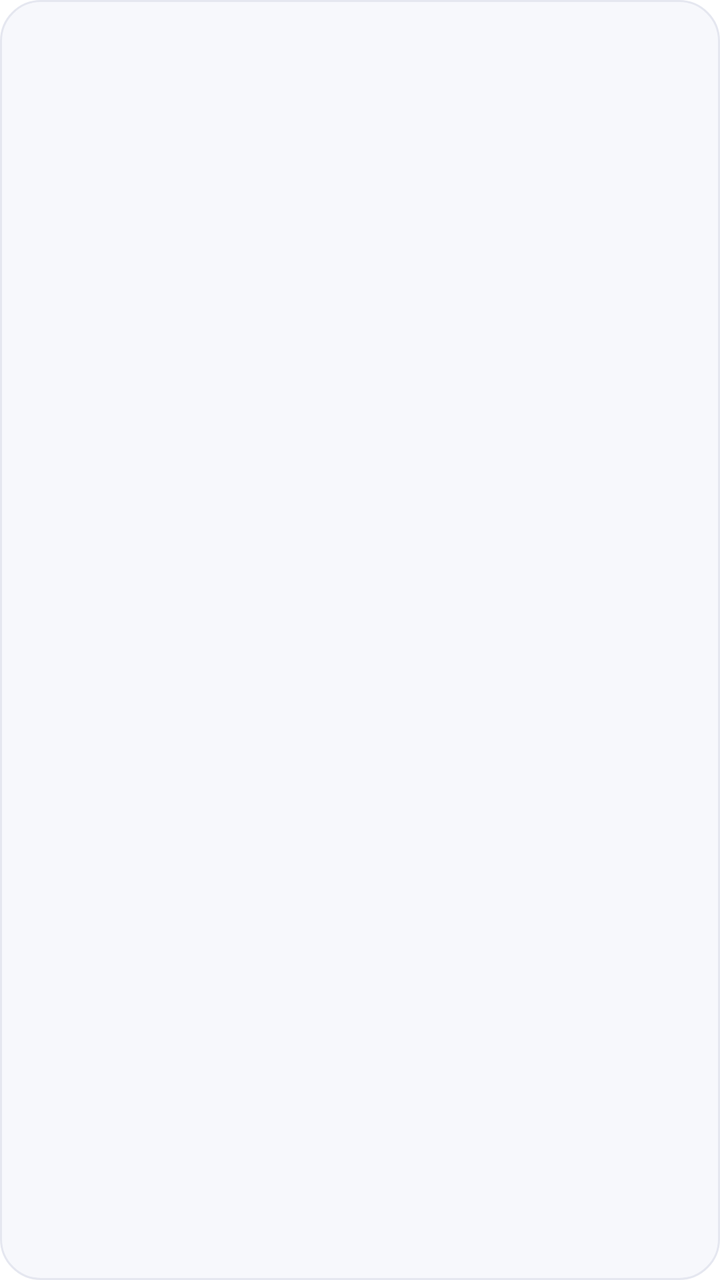
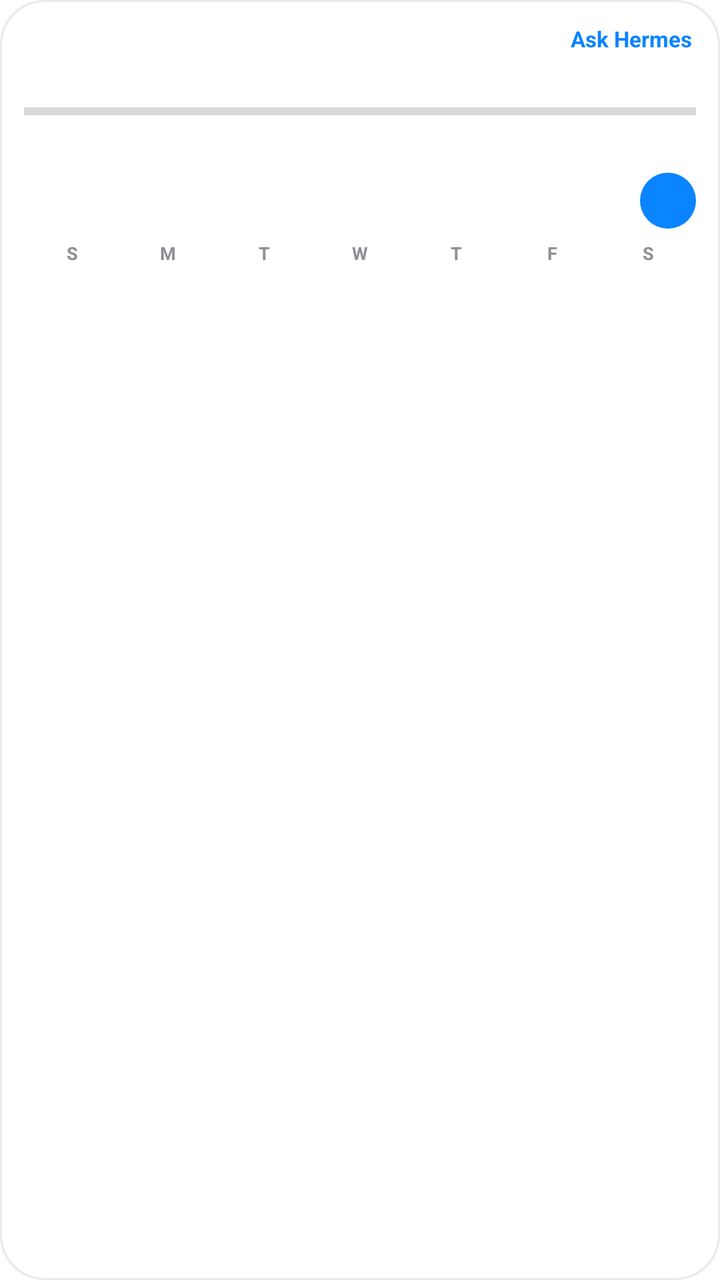

Compare the two renders of this Android layout. The source of the first and the diff that turns it into the second are given below.
<!-- AndroidManifest.xml: fallback theme Theme.MaterialComponents.DayNight.NoActionBar -->
<!-- res/layout/widget_today.xml -->
<?xml version="1.0" encoding="utf-8"?>
<LinearLayout xmlns:android="http://schemas.android.com/apk/res/android"
    xmlns:tools="http://schemas.android.com/tools"
    android:id="@+id/widget_root"
    android:layout_width="match_parent"
    android:layout_height="match_parent"
    android:orientation="vertical"
    android:background="@drawable/widget_bg"
    android:padding="14dp">

    <TextView
        android:id="@+id/widget_badge"
        android:layout_width="wrap_content"
        android:layout_height="wrap_content"
        android:textSize="9sp"
        android:letterSpacing="0.12"
        android:textStyle="bold"
        android:textColor="#6366F1"
        android:maxLines="1"
        tools:ignore="SmallSp" />

    <TextView
        android:id="@+id/widget_primary"
        android:layout_width="match_parent"
        android:layout_height="wrap_content"
        android:layout_marginTop="3dp"
        android:textSize="15sp"
        android:textStyle="bold"
        android:textColor="#1C1C1E"
        android:maxLines="3"
        android:ellipsize="end" />

    <TextView
        android:id="@+id/widget_secondary"
        android:layout_width="match_parent"
        android:layout_height="wrap_content"
        android:layout_marginTop="4dp"
        android:textSize="11sp"
        android:textColor="#6B7280"
        android:maxLines="2"
        android:ellipsize="end" />
</LinearLayout>
<!-- resources referenced by this layout -->
<resources>
  <!-- drawable widget_bg (drawable) -->
  <?xml version="1.0" encoding="utf-8"?>
  <shape xmlns:android="http://schemas.android.com/apk/res/android"
      android:shape="rectangle">
      <solid android:color="#F7F8FC" />
      <corners android:radius="20dp" />
      <stroke android:width="1dp" android:color="#E5E7F0" />
  </shape>
</resources>

<!-- the commit's change to res/layout/widget_today.xml (unified diff, before → after) -->
@@ -6,37 +6,623 @@
     android:layout_height="match_parent"
     android:orientation="vertical"
     android:background="@drawable/widget_bg"
-    android:padding="14dp">
-
-    <TextView
-        android:id="@+id/widget_badge"
-        android:layout_width="wrap_content"
-        android:layout_height="wrap_content"
-        android:textSize="9sp"
-        android:letterSpacing="0.12"
-        android:textStyle="bold"
-        android:textColor="#6366F1"
-        android:maxLines="1"
-        tools:ignore="SmallSp" />
+    android:padding="12dp">
+
+    <LinearLayout
+        android:layout_width="match_parent"
+        android:layout_height="wrap_content"
+        android:orientation="horizontal"
+        android:gravity="center_vertical">
+
+        <TextView
+            android:id="@+id/widget_badge"
+            android:layout_width="0dp"
+            android:layout_height="wrap_content"
+            android:layout_weight="1"
+            android:textSize="9sp"
+            android:letterSpacing="0.14"
+            android:textStyle="bold"
+            android:textColor="#8E8E93"
+            android:maxLines="1"
+            tools:ignore="SmallSp" />
+
+        <TextView
+            android:id="@+id/widget_ask"
+            android:layout_width="wrap_content"
+            android:layout_height="wrap_content"
+            android:text="@string/widget_ask"
+            android:textSize="11sp"
+            android:textStyle="bold"
+            android:textColor="#0A84FF"
+            android:paddingStart="8dp"
+            android:paddingEnd="2dp" />
+    </LinearLayout>
 
     <TextView
         android:id="@+id/widget_primary"
         android:layout_width="match_parent"
         android:layout_height="wrap_content"
-        android:layout_marginTop="3dp"
-        android:textSize="15sp"
+        android:layout_marginTop="2dp"
+        android:textSize="14sp"
         android:textStyle="bold"
         android:textColor="#1C1C1E"
-        android:maxLines="3"
+        android:maxLines="2"
         android:ellipsize="end" />
+
+    <ProgressBar
+        android:id="@+id/widget_progress"
+        style="?android:attr/progressBarStyleHorizontal"
+        android:layout_width="match_parent"
+        android:layout_height="4dp"
+        android:layout_marginTop="6dp"
+        android:max="100"
+        android:progress="0" />
+
+    <TextView
+        android:id="@+id/widget_empty"
+        android:layout_width="match_parent"
+        android:layout_height="wrap_content"
+        android:layout_marginTop="8dp"
+        android:textSize="12sp"
+        android:textColor="#8E8E93"
+        android:visibility="gone" />
 
     <TextView
         android:id="@+id/widget_secondary"
         android:layout_width="match_parent"
         android:layout_height="wrap_content"
-        android:layout_marginTop="4dp"
+        android:layout_marginTop="6dp"
         android:textSize="11sp"
-        android:textColor="#6B7280"
+        android:textColor="#8E8E93"
         android:maxLines="2"
         android:ellipsize="end" />
+
+    <LinearLayout
+        android:layout_width="match_parent"
+        android:layout_height="wrap_content"
+        android:layout_marginTop="8dp"
+        android:orientation="horizontal"
+        android:gravity="center_vertical">
+
+        <TextView
+            android:id="@+id/cal_title"
+            android:layout_width="0dp"
+            android:layout_height="wrap_content"
+            android:layout_weight="1"
+            android:textSize="13sp"
+            android:textStyle="bold"
+            android:textColor="#1C1C1E" />
+
+        <TextView
+            android:id="@+id/cal_today"
+            android:layout_width="28dp"
+            android:layout_height="28dp"
+            android:gravity="center"
+            android:textSize="12sp"
+            android:textStyle="bold"
+            android:textColor="#FFFFFF"
+            android:background="@drawable/widget_today_pill" />
+    </LinearLayout>
+
+    <LinearLayout
+        android:layout_width="match_parent"
+        android:layout_height="wrap_content"
+        android:layout_marginTop="6dp"
+        android:orientation="horizontal">
+        <TextView
+            android:layout_width="0dp"
+            android:layout_height="wrap_content"
+            android:layout_weight="1"
+            android:gravity="center"
+            android:text="S"
+            android:textSize="9sp"
+            android:textStyle="bold"
+            android:textColor="#8E8E93" />
+        <TextView
+            android:layout_width="0dp"
+            android:layout_height="wrap_content"
+            android:layout_weight="1"
+            android:gravity="center"
+            android:text="M"
+            android:textSize="9sp"
+            android:textStyle="bold"
+            android:textColor="#8E8E93" />
+        <TextView
+            android:layout_width="0dp"
+            android:layout_height="wrap_content"
+            android:layout_weight="1"
+            android:gravity="center"
+            android:text="T"
+            android:textSize="9sp"
+            android:textStyle="bold"
+            android:textColor="#8E8E93" />
+        <TextView
+            android:layout_width="0dp"
+            android:layout_height="wrap_content"
+            android:layout_weight="1"
+            android:gravity="center"
+            android:text="W"
+            android:textSize="9sp"
+            android:textStyle="bold"
+            android:textColor="#8E8E93" />
+        <TextView
+            android:layout_width="0dp"
+            android:layout_height="wrap_content"
+            android:layout_weight="1"
+            android:gravity="center"
+            android:text="T"
+            android:textSize="9sp"
+            android:textStyle="bold"
+            android:textColor="#8E8E93" />
+        <TextView
+            android:layout_width="0dp"
+            android:layout_height="wrap_content"
+            android:layout_weight="1"
+            android:gravity="center"
+            android:text="F"
+            android:textSize="9sp"
+            android:textStyle="bold"
+            android:textColor="#8E8E93" />
+        <TextView
+            android:layout_width="0dp"
+            android:layout_height="wrap_content"
+            android:layout_weight="1"
+            android:gravity="center"
+            android:text="S"
+            android:textSize="9sp"
+            android:textStyle="bold"
+            android:textColor="#8E8E93" />
+    </LinearLayout>
+
+    <LinearLayout
+        android:layout_width="match_parent"
+        android:layout_height="wrap_content"
+        android:orientation="horizontal">
+            <TextView
+                android:id="@+id/d0"
+                android:layout_width="0dp"
+                android:layout_height="wrap_content"
+                android:layout_weight="1"
+                android:gravity="center"
+                android:textSize="11sp"
+                android:textColor="#1C1C1E"
+                android:paddingTop="3dp"
+                android:paddingBottom="3dp" />
+            <TextView
+                android:id="@+id/d1"
+                android:layout_width="0dp"
+                android:layout_height="wrap_content"
+                android:layout_weight="1"
+                android:gravity="center"
+                android:textSize="11sp"
+                android:textColor="#1C1C1E"
+                android:paddingTop="3dp"
+                android:paddingBottom="3dp" />
+            <TextView
+                android:id="@+id/d2"
+                android:layout_width="0dp"
+                android:layout_height="wrap_content"
+                android:layout_weight="1"
+                android:gravity="center"
+                android:textSize="11sp"
+                android:textColor="#1C1C1E"
+                android:paddingTop="3dp"
+                android:paddingBottom="3dp" />
+            <TextView
+                android:id="@+id/d3"
+                android:layout_width="0dp"
+                android:layout_height="wrap_content"
+                android:layout_weight="1"
+                android:gravity="center"
+                android:textSize="11sp"
+                android:textColor="#1C1C1E"
+                android:paddingTop="3dp"
+                android:paddingBottom="3dp" />
+            <TextView
+                android:id="@+id/d4"
+                android:layout_width="0dp"
+                android:layout_height="wrap_content"
+                android:layout_weight="1"
+                android:gravity="center"
+                android:textSize="11sp"
+                android:textColor="#1C1C1E"
+                android:paddingTop="3dp"
+                android:paddingBottom="3dp" />
+            <TextView
+                android:id="@+id/d5"
+                android:layout_width="0dp"
+                android:layout_height="wrap_content"
+                android:layout_weight="1"
+                android:gravity="center"
+                android:textSize="11sp"
+                android:textColor="#1C1C1E"
+                android:paddingTop="3dp"
+                android:paddingBottom="3dp" />
+            <TextView
+                android:id="@+id/d6"
+                android:layout_width="0dp"
+                android:layout_height="wrap_content"
+                android:layout_weight="1"
+                android:gravity="center"
+                android:textSize="11sp"
+                android:textColor="#1C1C1E"
+                android:paddingTop="3dp"
+                android:paddingBottom="3dp" />
+    </LinearLayout>
+    <LinearLayout
+        android:layout_width="match_parent"
+        android:layout_height="wrap_content"
+        android:orientation="horizontal">
+            <TextView
+                android:id="@+id/d7"
+                android:layout_width="0dp"
+                android:layout_height="wrap_content"
+                android:layout_weight="1"
+                android:gravity="center"
+                android:textSize="11sp"
+                android:textColor="#1C1C1E"
+                android:paddingTop="3dp"
+                android:paddingBottom="3dp" />
+            <TextView
+                android:id="@+id/d8"
+                android:layout_width="0dp"
+                android:layout_height="wrap_content"
+                android:layout_weight="1"
+                android:gravity="center"
+                android:textSize="11sp"
+                android:textColor="#1C1C1E"
+                android:paddingTop="3dp"
+                android:paddingBottom="3dp" />
+            <TextView
+                android:id="@+id/d9"
+                android:layout_width="0dp"
+                android:layout_height="wrap_content"
+                android:layout_weight="1"
+                android:gravity="center"
+                android:textSize="11sp"
+                android:textColor="#1C1C1E"
+                android:paddingTop="3dp"
+                android:paddingBottom="3dp" />
+            <TextView
+                android:id="@+id/d10"
+                android:layout_width="0dp"
+                android:layout_height="wrap_content"
+                android:layout_weight="1"
+                android:gravity="center"
+                android:textSize="11sp"
+                android:textColor="#1C1C1E"
+                android:paddingTop="3dp"
+                android:paddingBottom="3dp" />
+            <TextView
+                android:id="@+id/d11"
+                android:layout_width="0dp"
+                android:layout_height="wrap_content"
+                android:layout_weight="1"
+                android:gravity="center"
+                android:textSize="11sp"
+                android:textColor="#1C1C1E"
+                android:paddingTop="3dp"
+                android:paddingBottom="3dp" />
+            <TextView
+                android:id="@+id/d12"
+                android:layout_width="0dp"
+                android:layout_height="wrap_content"
+                android:layout_weight="1"
+                android:gravity="center"
+                android:textSize="11sp"
+                android:textColor="#1C1C1E"
+                android:paddingTop="3dp"
+                android:paddingBottom="3dp" />
+            <TextView
+                android:id="@+id/d13"
+                android:layout_width="0dp"
+                android:layout_height="wrap_content"
+                android:layout_weight="1"
+                android:gravity="center"
+                android:textSize="11sp"
+                android:textColor="#1C1C1E"
+                android:paddingTop="3dp"
+                android:paddingBottom="3dp" />
+    </LinearLayout>
+    <LinearLayout
+        android:layout_width="match_parent"
+        android:layout_height="wrap_content"
+        android:orientation="horizontal">
+            <TextView
+                android:id="@+id/d14"
+                android:layout_width="0dp"
+                android:layout_height="wrap_content"
+                android:layout_weight="1"
+                android:gravity="center"
+                android:textSize="11sp"
+                android:textColor="#1C1C1E"
+                android:paddingTop="3dp"
+                android:paddingBottom="3dp" />
+            <TextView
+                android:id="@+id/d15"
+                android:layout_width="0dp"
+                android:layout_height="wrap_content"
+                android:layout_weight="1"
+                android:gravity="center"
+                android:textSize="11sp"
+                android:textColor="#1C1C1E"
+                android:paddingTop="3dp"
+                android:paddingBottom="3dp" />
+            <TextView
+                android:id="@+id/d16"
+                android:layout_width="0dp"
+                android:layout_height="wrap_content"
+                android:layout_weight="1"
+                android:gravity="center"
+                android:textSize="11sp"
+                android:textColor="#1C1C1E"
+                android:paddingTop="3dp"
+                android:paddingBottom="3dp" />
+            <TextView
+                android:id="@+id/d17"
+                android:layout_width="0dp"
+                android:layout_height="wrap_content"
+                android:layout_weight="1"
+                android:gravity="center"
+                android:textSize="11sp"
+                android:textColor="#1C1C1E"
+                android:paddingTop="3dp"
+                android:paddingBottom="3dp" />
+            <TextView
+                android:id="@+id/d18"
+                android:layout_width="0dp"
+                android:layout_height="wrap_content"
+                android:layout_weight="1"
+                android:gravity="center"
+                android:textSize="11sp"
+                android:textColor="#1C1C1E"
+                android:paddingTop="3dp"
+                android:paddingBottom="3dp" />
+            <TextView
+                android:id="@+id/d19"
+                android:layout_width="0dp"
+                android:layout_height="wrap_content"
+                android:layout_weight="1"
+                android:gravity="center"
+                android:textSize="11sp"
+                android:textColor="#1C1C1E"
+                android:paddingTop="3dp"
+                android:paddingBottom="3dp" />
+            <TextView
+                android:id="@+id/d20"
+                android:layout_width="0dp"
+                android:layout_height="wrap_content"
+                android:layout_weight="1"
+                android:gravity="center"
+                android:textSize="11sp"
+                android:textColor="#1C1C1E"
+                android:paddingTop="3dp"
+                android:paddingBottom="3dp" />
+    </LinearLayout>
+    <LinearLayout
+        android:layout_width="match_parent"
+        android:layout_height="wrap_content"
+        android:orientation="horizontal">
+            <TextView
+                android:id="@+id/d21"
+                android:layout_width="0dp"
+                android:layout_height="wrap_content"
+                android:layout_weight="1"
+                android:gravity="center"
+                android:textSize="11sp"
+                android:textColor="#1C1C1E"
+                android:paddingTop="3dp"
+                android:paddingBottom="3dp" />
+            <TextView
+                android:id="@+id/d22"
+                android:layout_width="0dp"
+                android:layout_height="wrap_content"
+                android:layout_weight="1"
+                android:gravity="center"
+                android:textSize="11sp"
+                android:textColor="#1C1C1E"
+                android:paddingTop="3dp"
+                android:paddingBottom="3dp" />
+            <TextView
+                android:id="@+id/d23"
+                android:layout_width="0dp"
+                android:layout_height="wrap_content"
+                android:layout_weight="1"
+                android:gravity="center"
+                android:textSize="11sp"
+                android:textColor="#1C1C1E"
+                android:paddingTop="3dp"
+                android:paddingBottom="3dp" />
+            <TextView
+                android:id="@+id/d24"
+                android:layout_width="0dp"
+                android:layout_height="wrap_content"
+                android:layout_weight="1"
+                android:gravity="center"
+                android:textSize="11sp"
+                android:textColor="#1C1C1E"
+                android:paddingTop="3dp"
+                android:paddingBottom="3dp" />
+            <TextView
+                android:id="@+id/d25"
+                android:layout_width="0dp"
+                android:layout_height="wrap_content"
+                android:layout_weight="1"
+                android:gravity="center"
+                android:textSize="11sp"
+                android:textColor="#1C1C1E"
+                android:paddingTop="3dp"
+                android:paddingBottom="3dp" />
+            <TextView
+                android:id="@+id/d26"
+                android:layout_width="0dp"
+                android:layout_height="wrap_content"
+                android:layout_weight="1"
+                android:gravity="center"
+                android:textSize="11sp"
+                android:textColor="#1C1C1E"
+                android:paddingTop="3dp"
+                android:paddingBottom="3dp" />
+            <TextView
+                android:id="@+id/d27"
+                android:layout_width="0dp"
+                android:layout_height="wrap_content"
+                android:layout_weight="1"
+                android:gravity="center"
+                android:textSize="11sp"
+                android:textColor="#1C1C1E"
+                android:paddingTop="3dp"
+                android:paddingBottom="3dp" />
+    </LinearLayout>
+    <LinearLayout
+        android:layout_width="match_parent"
+        android:layout_height="wrap_content"
+        android:orientation="horizontal">
+            <TextView
+                android:id="@+id/d28"
+                android:layout_width="0dp"
+                android:layout_height="wrap_content"
+                android:layout_weight="1"
+                android:gravity="center"
+                android:textSize="11sp"
+                android:textColor="#1C1C1E"
+                android:paddingTop="3dp"
+                android:paddingBottom="3dp" />
+            <TextView
+                android:id="@+id/d29"
+                android:layout_width="0dp"
+                android:layout_height="wrap_content"
+                android:layout_weight="1"
+                android:gravity="center"
+                android:textSize="11sp"
+                android:textColor="#1C1C1E"
+                android:paddingTop="3dp"
+                android:paddingBottom="3dp" />
+            <TextView
+                android:id="@+id/d30"
+                android:layout_width="0dp"
+                android:layout_height="wrap_content"
+                android:layout_weight="1"
+                android:gravity="center"
+                android:textSize="11sp"
+                android:textColor="#1C1C1E"
+                android:paddingTop="3dp"
+                android:paddingBottom="3dp" />
+            <TextView
+                android:id="@+id/d31"
+                android:layout_width="0dp"
+                android:layout_height="wrap_content"
+                android:layout_weight="1"
+                android:gravity="center"
+                android:textSize="11sp"
+                android:textColor="#1C1C1E"
+                android:paddingTop="3dp"
+                android:paddingBottom="3dp" />
+            <TextView
+                android:id="@+id/d32"
+                android:layout_width="0dp"
+                android:layout_height="wrap_content"
+                android:layout_weight="1"
+                android:gravity="center"
+                android:textSize="11sp"
+                android:textColor="#1C1C1E"
+                android:paddingTop="3dp"
+                android:paddingBottom="3dp" />
+            <TextView
+                android:id="@+id/d33"
+                android:layout_width="0dp"
+                android:layout_height="wrap_content"
+                android:layout_weight="1"
+                android:gravity="center"
+                android:textSize="11sp"
+                android:textColor="#1C1C1E"
+                android:paddingTop="3dp"
+                android:paddingBottom="3dp" />
+            <TextView
+                android:id="@+id/d34"
+                android:layout_width="0dp"
+                android:layout_height="wrap_content"
+                android:layout_weight="1"
+                android:gravity="center"
+                android:textSize="11sp"
+                android:textColor="#1C1C1E"
+                android:paddingTop="3dp"
+                android:paddingBottom="3dp" />
+    </LinearLayout>
+    <LinearLayout
+        android:layout_width="match_parent"
+        android:layout_height="wrap_content"
+        android:orientation="horizontal">
+            <TextView
+                android:id="@+id/d35"
+                android:layout_width="0dp"
+                android:layout_height="wrap_content"
+                android:layout_weight="1"
+                android:gravity="center"
+                android:textSize="11sp"
+                android:textColor="#1C1C1E"
+                android:paddingTop="3dp"
+                android:paddingBottom="3dp" />
+            <TextView
+                android:id="@+id/d36"
+                android:layout_width="0dp"
+                android:layout_height="wrap_content"
+                android:layout_weight="1"
+                android:gravity="center"
+                android:textSize="11sp"
+                android:textColor="#1C1C1E"
+                android:paddingTop="3dp"
+                android:paddingBottom="3dp" />
+            <TextView
+                android:id="@+id/d37"
+                android:layout_width="0dp"
+                android:layout_height="wrap_content"
+                android:layout_weight="1"
+                android:gravity="center"
+                android:textSize="11sp"
+                android:textColor="#1C1C1E"
+                android:paddingTop="3dp"
+                android:paddingBottom="3dp" />
+            <TextView
+                android:id="@+id/d38"
+                android:layout_width="0dp"
+                android:layout_height="wrap_content"
+                android:layout_weight="1"
+                android:gravity="center"
+                android:textSize="11sp"
+                android:textColor="#1C1C1E"
+                android:paddingTop="3dp"
+                android:paddingBottom="3dp" />
+            <TextView
+                android:id="@+id/d39"
+                android:layout_width="0dp"
+                android:layout_height="wrap_content"
+                android:layout_weight="1"
+                android:gravity="center"
+                android:textSize="11sp"
+                android:textColor="#1C1C1E"
+                android:paddingTop="3dp"
+                android:paddingBottom="3dp" />
+            <TextView
+                android:id="@+id/d40"
+                android:layout_width="0dp"
+                android:layout_height="wrap_content"
+                android:layout_weight="1"
+                android:gravity="center"
+                android:textSize="11sp"
+                android:textColor="#1C1C1E"
+                android:paddingTop="3dp"
+                android:paddingBottom="3dp" />
+            <TextView
+                android:id="@+id/d41"
+                android:layout_width="0dp"
+                android:layout_height="wrap_content"
+                android:layout_weight="1"
+                android:gravity="center"
+                android:textSize="11sp"
+                android:textColor="#1C1C1E"
+                android:paddingTop="3dp"
+                android:paddingBottom="3dp" />
+    </LinearLayout>
+
 </LinearLayout>
<!-- resource entries referenced after the edit -->
@@ -4,9 +4,16 @@
   <?xml version="1.0" encoding="utf-8"?>
   <shape xmlns:android="http://schemas.android.com/apk/res/android"
       android:shape="rectangle">
-      <solid android:color="#F7F8FC" />
-      <corners android:radius="20dp" />
-      <stroke android:width="1dp" android:color="#E5E7F0" />
+      <solid android:color="#FFFFFF" />
+      <corners android:radius="22dp" />
+      <stroke android:width="1dp" android:color="#E8E8ED" />
   </shape>
+  <!-- drawable widget_today_pill (drawable) -->
+  <?xml version="1.0" encoding="utf-8"?>
+  <shape xmlns:android="http://schemas.android.com/apk/res/android"
+      android:shape="oval">
+      <solid android:color="#0A84FF" />
+  </shape>
+  <string name="widget_ask">Ask Hermes</string>
 </resources>
 
